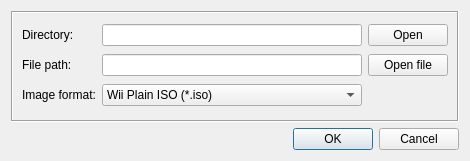
First picture: the form in resources/ui/wiibafudialog.ui, repository evertonstz/wiibafu, before the edit.
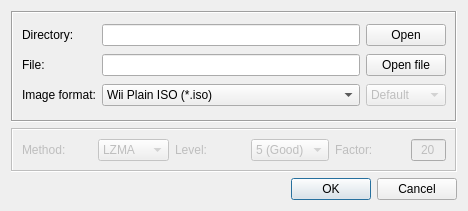
Second picture: the form after the edit. Icons and pictures are not drawn.

```diff
--- a/resources/ui/wiibafudialog.ui
+++ b/resources/ui/wiibafudialog.ui
@@ -9,8 +9,8 @@
    <rect>
     <x>0</x>
     <y>0</y>
-    <width>470</width>
-    <height>161</height>
+    <width>442</width>
+    <height>211</height>
    </rect>
   </property>
   <property name="windowTitle">
@@ -20,8 +20,8 @@
    <iconset resource="../wiibafu.qrc">
     <normaloff>:/appicon/images/appicon.png</normaloff>:/appicon/images/appicon.png</iconset>
   </property>
-  <layout class="QVBoxLayout" name="verticalLayout">
-   <item>
+  <layout class="QGridLayout" name="gridLayout_2">
+   <item row="0" column="0">
     <widget class="QFrame" name="frame">
      <property name="frameShape">
       <enum>QFrame::Box</enum>
@@ -38,7 +38,14 @@
        </widget>
       </item>
       <item row="0" column="1">
-       <widget class="QLineEdit" name="lineEdit_Directory"/>
+       <widget class="QLineEdit" name="lineEdit_Directory">
+        <property name="locale">
+         <locale language="English" country="UnitedStates"/>
+        </property>
+        <property name="text">
+         <string/>
+        </property>
+       </widget>
       </item>
       <item row="0" column="2">
        <widget class="QPushButton" name="pushButton_Open">
@@ -47,14 +54,41 @@
         </property>
        </widget>
       </item>
-      <item row="4" column="0">
+      <item row="1" column="0">
+       <widget class="QLabel" name="label_FilePath">
+        <property name="locale">
+         <locale language="English" country="UnitedStates"/>
+        </property>
+        <property name="text">
+         <string>File:</string>
+        </property>
+       </widget>
+      </item>
+      <item row="1" column="1">
+       <widget class="QLineEdit" name="lineEdit_FilePath">
+        <property name="locale">
+         <locale language="English" country="UnitedStates"/>
+        </property>
+       </widget>
+      </item>
+      <item row="1" column="2">
+       <widget class="QPushButton" name="pushButton_OpenFile">
+        <property name="locale">
+         <locale language="English" country="UnitedStates"/>
+        </property>
+        <property name="text">
+         <string>Open file</string>
+        </property>
+       </widget>
+      </item>
+      <item row="2" column="0">
        <widget class="QLabel" name="label_2">
         <property name="text">
          <string>Image format:</string>
         </property>
        </widget>
       </item>
-      <item row="4" column="1">
+      <item row="2" column="1">
        <widget class="QComboBox" name="comboBox_ImageFormat">
         <item>
          <property name="text">
@@ -78,27 +112,42 @@
         </item>
        </widget>
       </item>
-      <item row="2" column="1">
-       <widget class="QLineEdit" name="lineEdit_FilePath"/>
-      </item>
-      <item row="2" column="0">
-       <widget class="QLabel" name="label_FilePath">
-        <property name="text">
-         <string>File path:</string>
-        </property>
-       </widget>
-      </item>
       <item row="2" column="2">
-       <widget class="QPushButton" name="pushButton_OpenFile">
-        <property name="text">
-         <string>Open file</string>
+       <widget class="QComboBox" name="comboBox_compressionDefaults">
+        <property name="enabled">
+         <bool>false</bool>
         </property>
+        <item>
+         <property name="text">
+          <string>Default</string>
+         </property>
+        </item>
+        <item>
+         <property name="text">
+          <string>Fast</string>
+         </property>
+        </item>
+        <item>
+         <property name="text">
+          <string>Good</string>
+         </property>
+        </item>
+        <item>
+         <property name="text">
+          <string>Best</string>
+         </property>
+        </item>
+        <item>
+         <property name="text">
+          <string>Other</string>
+         </property>
+        </item>
        </widget>
       </item>
      </layout>
     </widget>
    </item>
-   <item>
+   <item row="2" column="0">
     <widget class="QDialogButtonBox" name="buttonBox">
      <property name="orientation">
       <enum>Qt::Horizontal</enum>
@@ -108,6 +157,189 @@
      </property>
     </widget>
    </item>
+   <item row="1" column="0">
+    <widget class="QFrame" name="frame_compressionMethod">
+     <property name="enabled">
+      <bool>false</bool>
+     </property>
+     <property name="maximumSize">
+      <size>
+       <width>16777215</width>
+       <height>44</height>
+      </size>
+     </property>
+     <property name="locale">
+      <locale language="English" country="UnitedStates"/>
+     </property>
+     <property name="frameShape">
+      <enum>QFrame::Box</enum>
+     </property>
+     <property name="frameShadow">
+      <enum>QFrame::Sunken</enum>
+     </property>
+     <layout class="QHBoxLayout" name="horizontalLayout">
+      <item>
+       <widget class="QLabel" name="label">
+        <property name="locale">
+         <locale language="English" country="UnitedStates"/>
+        </property>
+        <property name="text">
+         <string>Method:</string>
+        </property>
+       </widget>
+      </item>
+      <item>
+       <widget class="QComboBox" name="comboBox_compressionMethod">
+        <property name="enabled">
+         <bool>false</bool>
+        </property>
+        <property name="locale">
+         <locale language="English" country="UnitedStates"/>
+        </property>
+        <property name="currentIndex">
+         <number>3</number>
+        </property>
+        <item>
+         <property name="text">
+          <string>None</string>
+         </property>
+        </item>
+        <item>
+         <property name="text">
+          <string>Purge</string>
+         </property>
+        </item>
+        <item>
+         <property name="text">
+          <string>Bzip2</string>
+         </property>
+        </item>
+        <item>
+         <property name="text">
+          <string>LZMA</string>
+         </property>
+        </item>
+        <item>
+         <property name="text">
+          <string>LZMA2</string>
+         </property>
+        </item>
+       </widget>
+      </item>
+      <item>
+       <widget class="QLabel" name="label_3">
+        <property name="locale">
+         <locale language="English" country="UnitedStates"/>
+        </property>
+        <property name="text">
+         <string>Level:</string>
+        </property>
+       </widget>
+      </item>
+      <item>
+       <widget class="QComboBox" name="comboBox_compressionLevel">
+        <property name="enabled">
+         <bool>false</bool>
+        </property>
+        <property name="locale">
+         <locale language="English" country="UnitedStates"/>
+        </property>
+        <property name="currentIndex">
+         <number>5</number>
+        </property>
+        <item>
+         <property name="text">
+          <string>0 (None)</string>
+         </property>
+        </item>
+        <item>
+         <property name="text">
+          <string>1 (Fast)</string>
+         </property>
+        </item>
+        <item>
+         <property name="text">
+          <string>2</string>
+         </property>
+        </item>
+        <item>
+         <property name="text">
+          <string>3</string>
+         </property>
+        </item>
+        <item>
+         <property name="text">
+          <string>4</string>
+         </property>
+        </item>
+        <item>
+         <property name="text">
+          <string>5 (Good)</string>
+         </property>
+        </item>
+        <item>
+         <property name="text">
+          <string>6</string>
+         </property>
+        </item>
+        <item>
+         <property name="text">
+          <string>7</string>
+         </property>
+        </item>
+        <item>
+         <property name="text">
+          <string>8</string>
+         </property>
+        </item>
+        <item>
+         <property name="text">
+          <string>9 (Best)</string>
+         </property>
+        </item>
+       </widget>
+      </item>
+      <item>
+       <widget class="QLabel" name="label_4">
+        <property name="locale">
+         <locale language="English" country="UnitedStates"/>
+        </property>
+        <property name="text">
+         <string>Factor:</string>
+        </property>
+       </widget>
+      </item>
+      <item>
+       <widget class="QLineEdit" name="lineEdit_compressionFactor">
+        <property name="enabled">
+         <bool>false</bool>
+        </property>
+        <property name="minimumSize">
+         <size>
+          <width>35</width>
+          <height>0</height>
+         </size>
+        </property>
+        <property name="maximumSize">
+         <size>
+          <width>35</width>
+          <height>16777215</height>
+         </size>
+        </property>
+        <property name="locale">
+         <locale language="English" country="UnitedStates"/>
+        </property>
+        <property name="text">
+         <string>20</string>
+        </property>
+        <property name="alignment">
+         <set>Qt::AlignCenter</set>
+        </property>
+       </widget>
+      </item>
+     </layout>
+    </widget>
+   </item>
   </layout>
  </widget>
  <resources>
```
Left out of the diff: 31 changed lines with no effect on the pictures.
